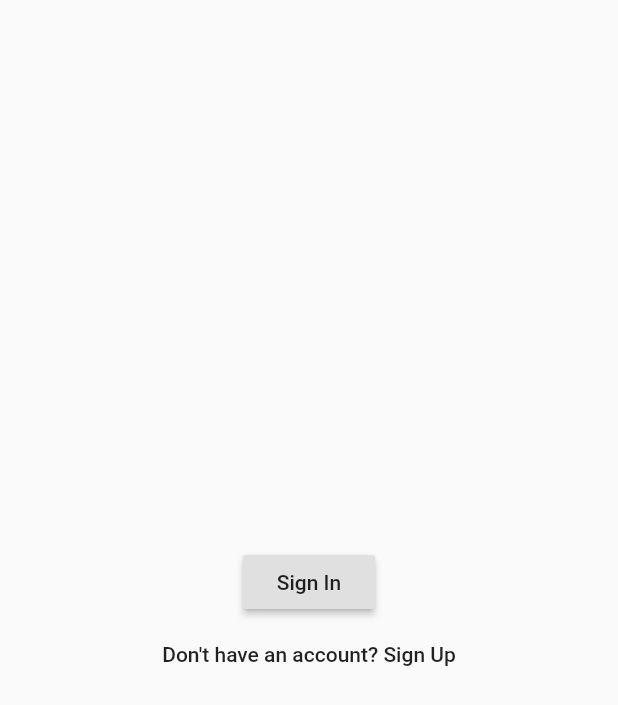
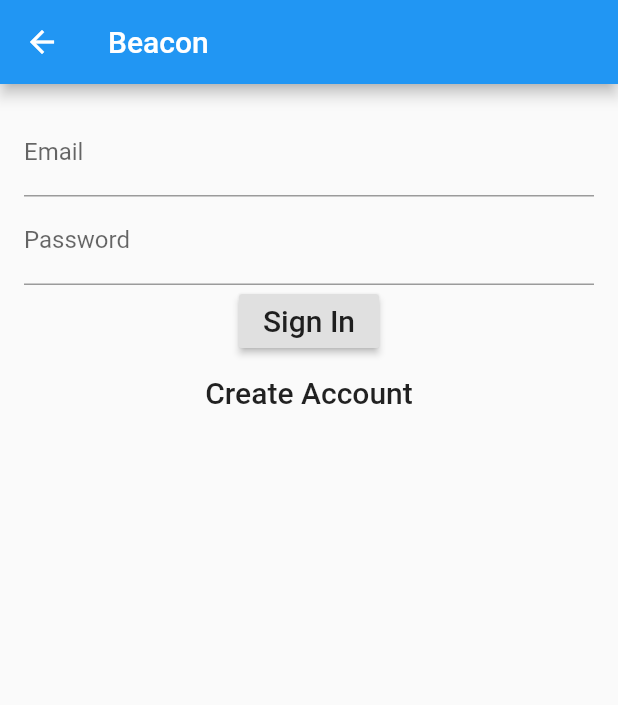
Before and after one commit to null-uw/Beacon, a Flutter app: the screen it shows after launch, on a phone screen of 412 x 824 dp. Shown: the top 705 px of the screen. Run offline on Flutter 3.47's test engine with Material 2 defaults, Android fonts, the light colour scheme and no system bars; our stand-ins replace firebase_auth, firebase_database, google_maps_flutter; accounts and stored records are empty.

Commit message:
Working sign in & register

```diff
--- a/lib/screens/sign_in.dart
+++ b/lib/screens/sign_in.dart
@@ -1,28 +1,155 @@
 import 'package:flutter/material.dart';
+import 'package:firebase_auth/firebase_auth.dart';
+import './home_screen.dart';
 
 // The sign in component will show up if the user has clicked the sign in button from the signup screen.
 // The goal of the screen is to get the user to log in with their already created email and password.
-class SignIn extends StatelessWidget {
+class SignIn extends StatefulWidget {
+  @override
+  State<StatefulWidget> createState() => new _SignInPageState();
+}
+enum FormType {
+  login,
+  register
+}
+
+class _SignInPageState extends State<SignIn> {
+  final formKey = GlobalKey<FormState>();
+  String _email;
+  String _password;
+  String _name;
+  FormType _formType = FormType.login;
+
+  bool validateAndSave() {
+    print("test");
+    final form = formKey.currentState;
+    if(form.validate()) {
+      form.save();
+      print("email: $_email");
+      print("password: $_password");
+      return true;
+    } else {
+      return false;
+    }
+  }
+
+  void validateAndSubmit() async {
+    if(validateAndSave()) {
+      try {
+        if(_formType == FormType.login) {
+          FirebaseUser user = await FirebaseAuth.instance.signInWithEmailAndPassword(email:_email, password:_password);
+        } else {
+          FirebaseUser user = await FirebaseAuth.instance.createUserWithEmailAndPassword(email:_email, password:_password);
+          print(user.uid + ": $_name");
+        }
+      }
+      catch(e) {
+        print(e);
+      }
+    } else {
+
+    }
+  }
+
+  void moveToRegister() {
+    setState(() {
+      _formType = FormType.register;
+    });
+  }
+
+  void moveToLogin() {
+    setState(() {
+      _formType = FormType.login;
+    });
+  }
+
   @override
   Widget build(BuildContext ctx) {
+
     return Scaffold(
-        body: Center(
-      child: Column(
-          mainAxisAlignment: MainAxisAlignment.center,
-          children: <Widget>[
-            RaisedButton(
-              child: Text("Sign In"),
-              onPressed: () {
-                Navigator.pushNamed(ctx, '/');
-              },
-            ),
-            FlatButton(
-              child: Text("Don't have an account? Sign Up"),
-              onPressed: () {
-                Navigator.pushNamed(ctx, '/sign-up');
-              },
-            ),
-          ]),
-    ));
+      appBar: new AppBar(
+        title:new Text("Beacon")
+      ),
+      body:new Container(
+        padding:new EdgeInsets.all(16.0),
+        child:new Form(
+          key:formKey,
+          child:new Column(
+            children: buildInput() + buildSubmitButton(ctx)
+          ),
+        )
+      )
+    );
+  }
+
+  List<Widget> buildInput() {
+    if(_formType == FormType.login) {
+      return[
+        new TextFormField(
+          decoration: new InputDecoration(labelText:"Email"),
+          validator: (val) => val.isEmpty ? 'Email cannot be empty' : null,
+          onSaved: (val) => _email = val,
+        ),
+        new TextFormField(
+          decoration: new InputDecoration(labelText:"Password"),
+          obscureText: true,
+          validator: (val) => val.isEmpty ? 'Password cannot be empty' : null,
+          onSaved: (val) => _password = val
+        )
+      ];
+    } else {
+      return[
+        TextFormField(
+          decoration: InputDecoration(labelText: "Name"),
+          validator: (val) => val.isEmpty ? 'Name cannot be empty' : null,
+          onSaved: (val) => _name = val
+        ),
+        TextFormField(
+          decoration: InputDecoration(labelText:"Email"),
+          validator: (val) => val.isEmpty ? 'Email cannot be empty' : null,
+          onSaved: (val) => _email = val,
+        ),
+        TextFormField(
+          decoration: InputDecoration(labelText:"Password"),
+          obscureText: true,
+          validator: (val) => val.isEmpty ? 'Password cannot be empty' : null,
+          onSaved: (val) => _password = val
+        )
+      ];
+    }
+  }
+
+  List<Widget> buildSubmitButton(BuildContext ctx) {
+    if(_formType == FormType.login) {
+      return[
+        new RaisedButton(
+          child: new Text('Sign In', style:TextStyle(fontSize: 20)),
+          onPressed: () {
+            validateAndSubmit();
+            Navigator.push(
+              ctx,
+              new MaterialPageRoute(
+                  builder: (ctx) => new HomeScreen()
+              )
+            );
+          }
+        ),
+        new FlatButton(
+          child:new Text('Create Account', style:TextStyle(fontSize:20)),
+          onPressed: moveToRegister
+        )
+      ];
+    } else {
+      return[
+        new RaisedButton(
+          child: new Text('Register', style:TextStyle(fontSize: 20)),
+          onPressed: validateAndSubmit,
+        ),
+        new FlatButton(
+          child:new Text('Already have an account? Sign in', style:TextStyle(fontSize:20)),
+          onPressed: moveToLogin
+        )
+      ];
+    }
   }
 }
```
Also changed, not shown: 4 other files.
